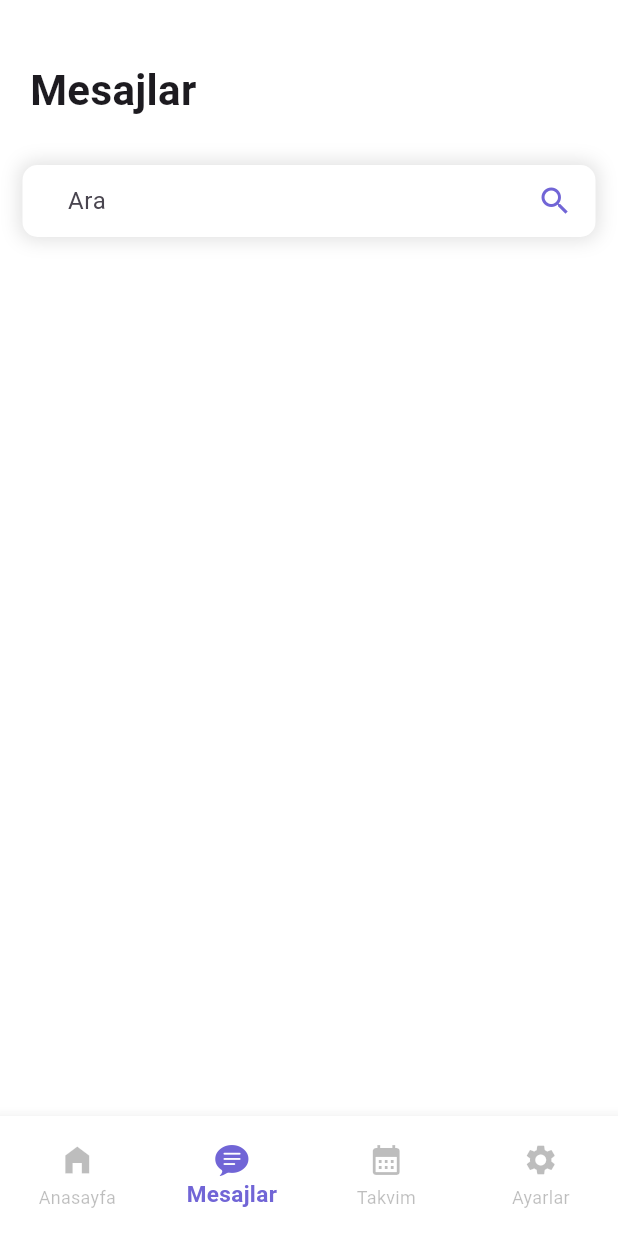
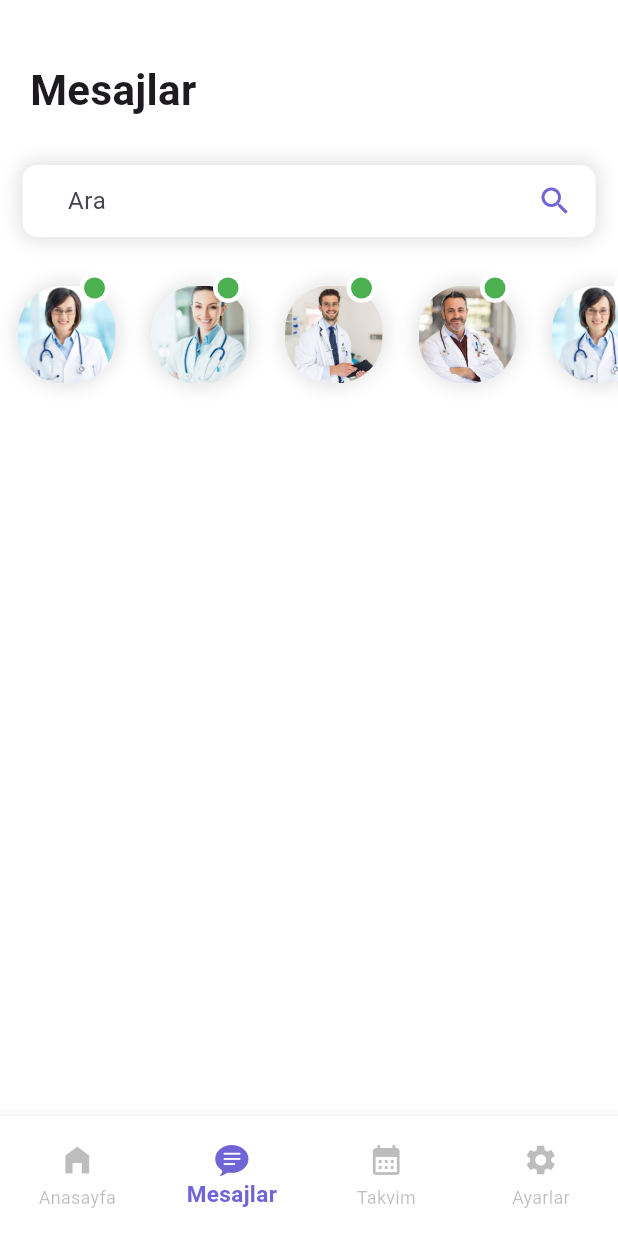
Before and after one commit to mmkocak/saglikapp, a Flutter app: the NavbarRoots screen opened directly, item 2 of the bottom bar chosen, on a phone screen of 412 x 824 dp. Run offline on Flutter 3.47's test engine with Material 3 defaults, Android fonts, the phone set to English and light mode, and no system bars.

Commit message:
profil menüsü bitimi

```diff
--- a/lib/view/messages/messages_screen.dart
+++ b/lib/view/messages/messages_screen.dart
@@ -7,7 +7,10 @@ class MessagesScreen extends StatelessWidget {
     "doctor2.jpg",
     "doctor3.jpg",
     "doctor4.jpg",
-    "doctors.jpg",
+     "doctor1.jpg",
+    "doctor2.jpg",
+    "doctor3.jpg",
+    "doctor4.jpg",
   ];
 
   @override
@@ -32,10 +35,10 @@ class MessagesScreen extends StatelessWidget {
             padding: const EdgeInsets.symmetric(horizontal: 15),
             child: Container(
               padding: const EdgeInsets.symmetric(horizontal: 15),
-              decoration: BoxDecoration(
+              decoration:  BoxDecoration(
                 color: Colors.white,
                 borderRadius: BorderRadius.circular(10),
-                boxShadow: [
+                 boxShadow: const [
                   BoxShadow(
                     color: Colors.black12,
                     blurRadius: 10,
@@ -50,38 +53,85 @@ class MessagesScreen extends StatelessWidget {
                     width: 300,
                     child: Padding(
                       padding: const EdgeInsets.symmetric(horizontal: 15),
-                      child:TextFormField(
+                      child: TextFormField(
                         decoration: const InputDecoration(
-                          hintText:  "Ara",
+                          hintText: "Ara",
                           border: InputBorder.none,
                         ),
-                      ) ,
                       ),
                     ),
-                  Icon(Icons.search, color: Color(0xFF7165d6),),
+                  ),
+                  Icon(
+                    Icons.search,
+                    color: Color(0xFF7165d6),
+                  ),
                 ],
               ),
             ),
           ),
+           //Arama widget bitimi
           const SizedBox(height: 20),
-          //Arama widget bitimi
-           SizedBox(height: 90,
+         // Profil Menüsü Başlangıcı
+          SizedBox(
+            height: 90,
             child: ListView.builder(
                 scrollDirection: Axis.horizontal,
-            itemCount: 6,
+                itemCount: imgs.length,
                 shrinkWrap: true,
-            itemBuilder: (context, index){
+                itemBuilder: (context, index) {
                   return Container(
-                margin: EdgeInsets.symmetric(horizontal: 12),
+                    margin: const EdgeInsets.symmetric(horizontal: 12),
                     width: 65,
                     height: 65,
-                decoration: BoxDecoration(
+                    decoration: const BoxDecoration(
+                        shape: BoxShape.circle,
+                        color: Colors.white,
+                        boxShadow: [
+                          BoxShadow(
+                            color: Colors.black12,
+                            spreadRadius: 2,
+                            blurRadius: 10,
+                          )
+                        ]),
+                    child: Stack(
+                      textDirection: TextDirection.rtl,
+                      children: [
+                        Center(
+                          child: Container(
+                            height: 65,
+                            width: 65,
+                            child: ClipRRect(
+                              borderRadius: BorderRadius.circular(30),
+                              child: Image.asset(
+                                "assets/images/${imgs[index]}",
+                                fit: BoxFit.cover,
+                              ),
+                            ),
+                          ),
+                        ),
 
+                        Container(
+                          margin: const EdgeInsets.all(4),
+                          padding: const EdgeInsets.all(3),
+                          height: 20,
+                          width: 20,
+                          decoration: const BoxDecoration(
+                            color: Colors.white,
+                            shape: BoxShape.circle,
+                          ),
+                          child: Container(
+                            decoration: const BoxDecoration(
+                              color: Colors.green,
+                              shape: BoxShape.circle
+                            ),
+                          ),
+                        )
+                      ],
                     ),
                   );
-            }
+                }),
           ),
-          ),
+           //Profil Menüsü Bitimi
 
         ],
       ),
```
Lines whose indentation alone changed are shown as unchanged.
